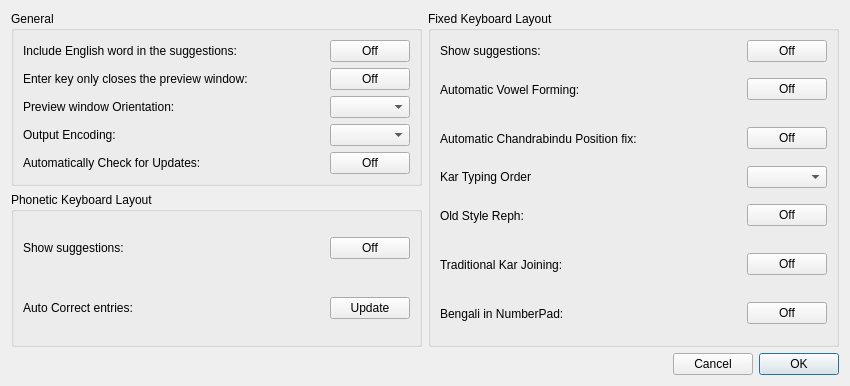
This is src/frontend/SettingsDialog.ui in OpenBangla/OpenBangla-Keyboard as Qt 5 draws it before an edit. The edited form follows.
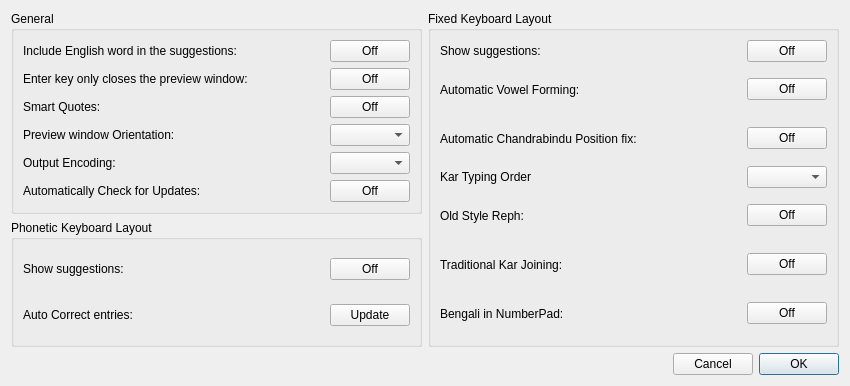
This is the edited form.

Commit message: Smart Quoting feature

```diff
--- a/src/frontend/SettingsDialog.ui
+++ b/src/frontend/SettingsDialog.ui
@@ -30,36 +30,33 @@
           <string>General</string>
          </property>
          <layout class="QGridLayout" name="gridLayout">
-          <item row="2" column="0">
-           <widget class="QLabel" name="label_3">
-            <property name="sizePolicy">
-             <sizepolicy hsizetype="Expanding" vsizetype="Expanding">
-              <horstretch>0</horstretch>
-              <verstretch>0</verstretch>
-             </sizepolicy>
-            </property>
-            <property name="text">
-             <string>&lt;html&gt;&lt;head/&gt;&lt;body&gt;&lt;p&gt;Preview window Orientation:&lt;/p&gt;&lt;/body&gt;&lt;/html&gt;</string>
-            </property>
-            <property name="alignment">
-             <set>Qt::AlignLeading|Qt::AlignLeft|Qt::AlignVCenter</set>
-            </property>
-           </widget>
-          </item>
-          <item row="2" column="1">
-           <widget class="QComboBox" name="cmbOrientation">
-            <property name="sizePolicy">
-             <sizepolicy hsizetype="Minimum" vsizetype="Fixed">
-              <horstretch>0</horstretch>
-              <verstretch>0</verstretch>
-             </sizepolicy>
-            </property>
-            <property name="sizeAdjustPolicy">
-             <enum>QComboBox::AdjustToContentsOnFirstShow</enum>
-            </property>
-           </widget>
-          </item>
           <item row="4" column="0">
+           <widget class="QLabel" name="label_13">
+            <property name="text">
+             <string>Output Encoding:</string>
+            </property>
+           </widget>
+          </item>
+          <item row="1" column="1">
+           <widget class="QPushButton" name="btnEnterClosePW">
+            <property name="sizePolicy">
+             <sizepolicy hsizetype="Minimum" vsizetype="Fixed">
+              <horstretch>0</horstretch>
+              <verstretch>0</verstretch>
+             </sizepolicy>
+            </property>
+            <property name="text">
+             <string>Off</string>
+            </property>
+            <property name="checkable">
+             <bool>true</bool>
+            </property>
+           </widget>
+          </item>
+          <item row="4" column="1">
+           <widget class="QComboBox" name="cmbEncoding"/>
+          </item>
+          <item row="5" column="0">
            <widget class="QLabel" name="lblUpdateCheck">
             <property name="sizePolicy">
              <sizepolicy hsizetype="Expanding" vsizetype="Expanding">
@@ -72,7 +69,7 @@
             </property>
            </widget>
           </item>
-          <item row="4" column="1">
+          <item row="5" column="1">
            <widget class="QPushButton" name="btnCheckUpdate">
             <property name="sizePolicy">
              <sizepolicy hsizetype="Minimum" vsizetype="Fixed">
@@ -107,24 +104,8 @@
             </property>
            </widget>
           </item>
-          <item row="1" column="1">
-           <widget class="QPushButton" name="btnEnterClosePW">
-            <property name="sizePolicy">
-             <sizepolicy hsizetype="Minimum" vsizetype="Fixed">
-              <horstretch>0</horstretch>
-              <verstretch>0</verstretch>
-             </sizepolicy>
-            </property>
-            <property name="text">
-             <string>Off</string>
-            </property>
-            <property name="checkable">
-             <bool>true</bool>
-            </property>
-           </widget>
-          </item>
-          <item row="0" column="0">
-           <widget class="QLabel" name="label_5">
+          <item row="3" column="0">
+           <widget class="QLabel" name="label_3">
             <property name="sizePolicy">
              <sizepolicy hsizetype="Expanding" vsizetype="Expanding">
               <horstretch>0</horstretch>
@@ -132,7 +113,7 @@
              </sizepolicy>
             </property>
             <property name="text">
-             <string>&lt;html&gt;&lt;head/&gt;&lt;body&gt;&lt;p&gt;Include English word in the suggestions:&lt;/p&gt;&lt;/body&gt;&lt;/html&gt;</string>
+             <string>&lt;html&gt;&lt;head/&gt;&lt;body&gt;&lt;p&gt;Preview window Orientation:&lt;/p&gt;&lt;/body&gt;&lt;/html&gt;</string>
             </property>
             <property name="alignment">
              <set>Qt::AlignLeading|Qt::AlignLeft|Qt::AlignVCenter</set>
@@ -155,15 +136,51 @@
             </property>
            </widget>
           </item>
-          <item row="3" column="0">
-           <widget class="QLabel" name="label_13">
-            <property name="text">
-             <string>Output Encoding:</string>
-            </property>
-           </widget>
-          </item>
           <item row="3" column="1">
-           <widget class="QComboBox" name="cmbEncoding"/>
+           <widget class="QComboBox" name="cmbOrientation">
+            <property name="sizePolicy">
+             <sizepolicy hsizetype="Minimum" vsizetype="Fixed">
+              <horstretch>0</horstretch>
+              <verstretch>0</verstretch>
+             </sizepolicy>
+            </property>
+            <property name="sizeAdjustPolicy">
+             <enum>QComboBox::AdjustToContentsOnFirstShow</enum>
+            </property>
+           </widget>
+          </item>
+          <item row="0" column="0">
+           <widget class="QLabel" name="label_5">
+            <property name="sizePolicy">
+             <sizepolicy hsizetype="Expanding" vsizetype="Expanding">
+              <horstretch>0</horstretch>
+              <verstretch>0</verstretch>
+             </sizepolicy>
+            </property>
+            <property name="text">
+             <string>&lt;html&gt;&lt;head/&gt;&lt;body&gt;&lt;p&gt;Include English word in the suggestions:&lt;/p&gt;&lt;/body&gt;&lt;/html&gt;</string>
+            </property>
+            <property name="alignment">
+             <set>Qt::AlignLeading|Qt::AlignLeft|Qt::AlignVCenter</set>
+            </property>
+           </widget>
+          </item>
+          <item row="2" column="0">
+           <widget class="QLabel" name="label_14">
+            <property name="text">
+             <string>Smart Quotes:</string>
+            </property>
+           </widget>
+          </item>
+          <item row="2" column="1">
+           <widget class="QPushButton" name="btnSmartQuote">
+            <property name="text">
+             <string>Off</string>
+            </property>
+            <property name="checkable">
+             <bool>true</bool>
+            </property>
+           </widget>
           </item>
          </layout>
         </widget>
```
The commit also changes 5 other files.
